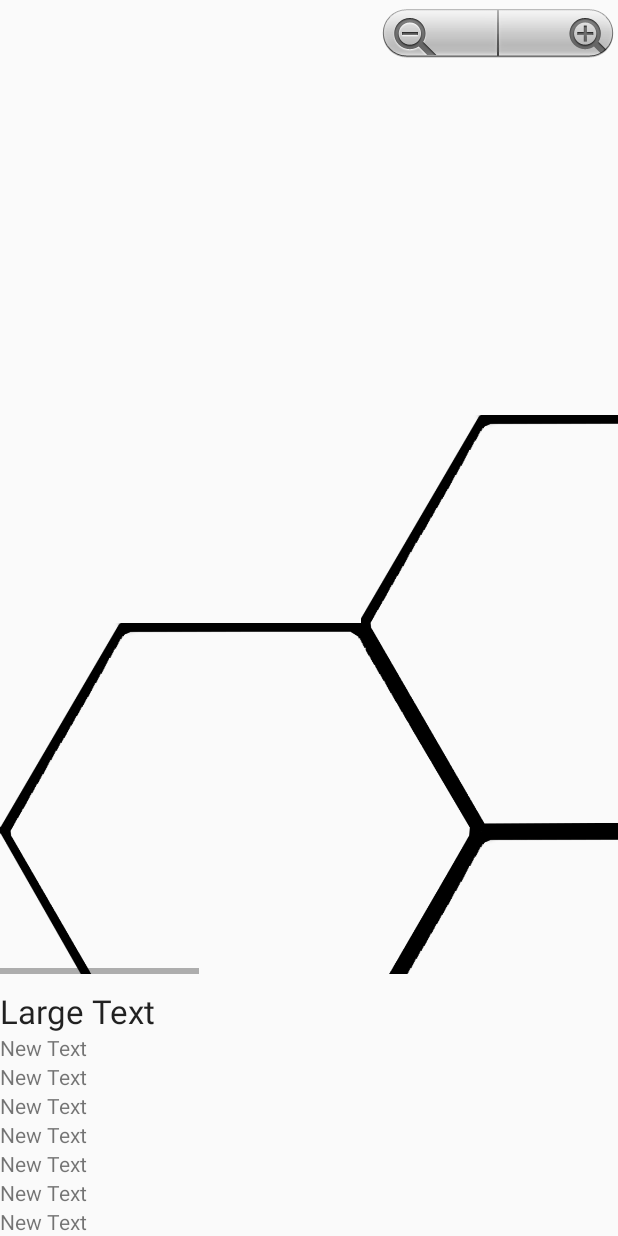
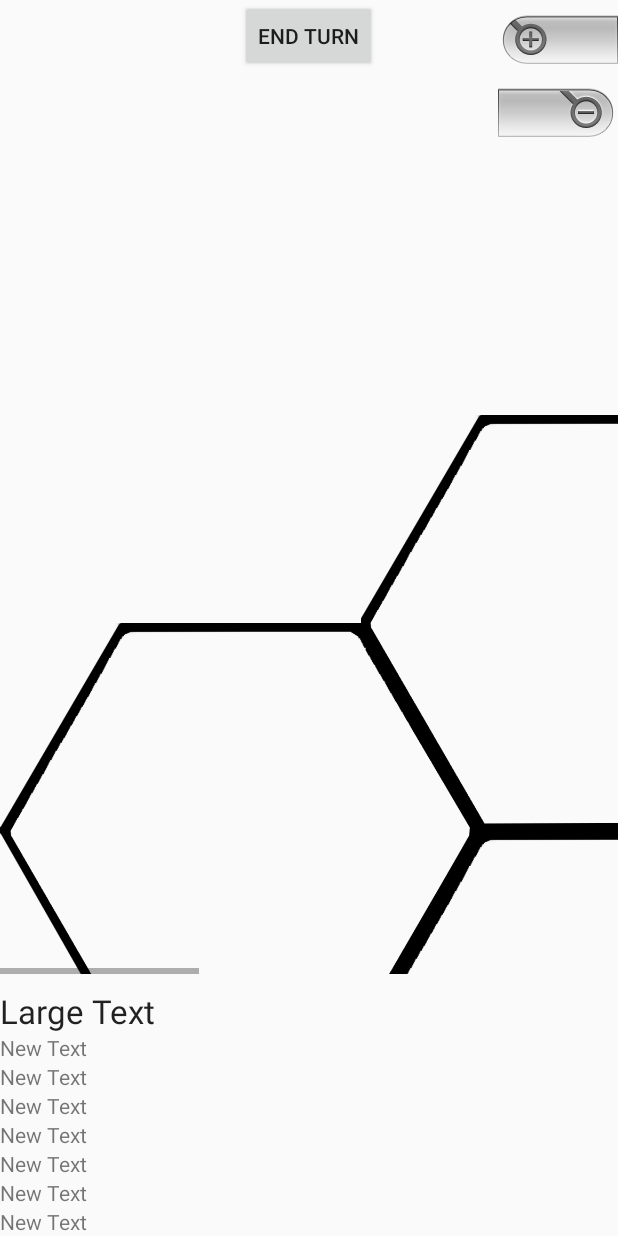
Before and after one commit to kodomazer/SpaceGame, an Android app: the SpaceGameActivity screen opened directly, with no data from a screen before it, on a phone screen of 412 x 824 dp. Run offline under Robolectric (Android 15) with nearby library versions, the phone set to English and light mode, and no system bars.

Commit message:
One commit away from being "finished" Need to make the unit buttons appear at the right index.
I'll pick up development again after finals are over.

TODO:
UI Feedback (bare minimum so far)
Optimizing (Subsections should be rendered more than just at immediately relevant areas)
Construction pods (make cities)
Energy
Possibly making standalone server (would need to make helper classes to send requests over network)

```diff
--- a/spaceagegame/src/main/java/zhaos/spaceagegame/request/helperRequest/UnitMoveRequest.java
+++ b/spaceagegame/src/main/java/zhaos/spaceagegame/request/helperRequest/UnitMoveRequest.java
@@ -12,6 +12,7 @@ public class UnitMoveRequest extends SubsectionInfoBase{
 
     public UnitMoveRequest(RequestCallback callback) {
         super(callback);
+        id = -1;
     }
 
     public void setId(int id){
--- a/spaceagegame/src/main/java/zhaos/spaceagegame/spaceGame/LocalGame.java
+++ b/spaceagegame/src/main/java/zhaos/spaceagegame/spaceGame/LocalGame.java
@@ -73,6 +73,10 @@ public class LocalGame extends AsyncTask<Void,Void,Void> {
         Movement into a subsection with enemies executes combat
      */
     private GamePhase gamePhase;
+
+    public boolean running() {
+        return running;
+    }
 
     private enum GamePhase {
         uninitialized,
--- a/spaceagegame/src/main/java/zhaos/spaceagegame/spaceGame/entity/SpaceStation.java
+++ b/spaceagegame/src/main/java/zhaos/spaceagegame/spaceGame/entity/SpaceStation.java
@@ -65,7 +65,7 @@ public class SpaceStation extends Entity{
 
     @Override
     public void getDice(@NonNull int[] dice) {
-        dice[0] = 1*getLevel();
+        dice[0] = getLevel();
         dice[1] = 12;
     }
 
--- a/spaceagegame/src/main/java/zhaos/spaceagegame/ui/GameUIManager.java
+++ b/spaceagegame/src/main/java/zhaos/spaceagegame/ui/GameUIManager.java
@@ -5,6 +5,7 @@ import android.os.Bundle;
 import android.os.Handler;
 import android.view.MotionEvent;
 import android.view.View;
+import android.widget.Button;
 import android.widget.FrameLayout;
 import android.widget.LinearLayout;
 import android.widget.RelativeLayout;
@@ -15,14 +16,15 @@ import java.util.HashMap;
 import java.util.Map;
 
 import zhaos.spaceagegame.R;
+import zhaos.spaceagegame.request.MyBundle;
+import zhaos.spaceagegame.request.Request;
+import zhaos.spaceagegame.request.RequestConstants;
+import zhaos.spaceagegame.request.helperRequest.EndTurnRequest;
 import zhaos.spaceagegame.request.helperRequest.HexInfoRequest;
 import zhaos.spaceagegame.request.helperRequest.SubsectionInfoBase;
 import zhaos.spaceagegame.request.helperRequest.SubsectionInfoRequest;
 import zhaos.spaceagegame.spaceGame.LocalGame;
 import zhaos.spaceagegame.spaceGame.map.HexTile;
-import zhaos.spaceagegame.request.MyBundle;
-import zhaos.spaceagegame.request.Request;
-import zhaos.spaceagegame.request.RequestConstants;
 import zhaos.spaceagegame.ui.textInfoView.SubsectionInfoWrapper;
 import zhaos.spaceagegame.util.FloatPoint;
 import zhaos.spaceagegame.util.HHexDirection;
@@ -76,13 +78,13 @@ public class GameUIManager implements Runnable {
 
         //initialize infoText array
         infoText = new TextView[7];
-        infoText[0]=(TextView) parent.findViewById(R.id.Center);
-        infoText[1]=(TextView) parent.findViewById(R.id.Top);
-        infoText[2]=(TextView) parent.findViewById(R.id.TopRight);
-        infoText[3]=(TextView) parent.findViewById(R.id.BottomRight);
-        infoText[4]=(TextView) parent.findViewById(R.id.Bottom);
-        infoText[5]=(TextView) parent.findViewById(R.id.BottomLeft);
-        infoText[6]=(TextView) parent.findViewById(R.id.TopLeft);
+        infoText[6]=(TextView) parent.findViewById(R.id.Center);
+        infoText[0]=(TextView) parent.findViewById(R.id.Top);
+        infoText[1]=(TextView) parent.findViewById(R.id.TopRight);
+        infoText[2]=(TextView) parent.findViewById(R.id.BottomRight);
+        infoText[3]=(TextView) parent.findViewById(R.id.Bottom);
+        infoText[4]=(TextView) parent.findViewById(R.id.BottomLeft);
+        infoText[5]=(TextView) parent.findViewById(R.id.TopLeft);
 
         //initialize text info
         infoFrame = (FrameLayout)parent.findViewById(R.id.InfoView);
@@ -91,6 +93,19 @@ public class GameUIManager implements Runnable {
 
         subsectionInfo.setParent(this);
 
+        Button endTurn = (Button) parent.findViewById(R.id.end_turn);
+        endTurn.setOnClickListener(new View.OnClickListener() {
+            @Override
+            public void onClick(View v) {
+                EndTurnRequest request = new EndTurnRequest(new Request.RequestCallback(){
+                    @Override
+                    public void onComplete(MyBundle info) {
+                        //possibly put in a request to refresh view in here
+                    }
+                });
+                game.sendRequest(request);
+            }
+        });
 
         selectingSubsection = null;
 
@@ -110,11 +125,12 @@ public class GameUIManager implements Runnable {
         game.setHandler(mainHandler);
         Bundle extras = parent.getIntent().getExtras();
 
-        //Set Game options
-        game.setRadius(extras.getInt("EXTRA_BOARD_SIZE",5));
-        game.setTeamCount(extras.getInt("EXTRA_TEAM_COUNT",3));
-        game.execute();
-
+        if(!game.running()) {
+            //Set Game options
+            game.setRadius(extras.getInt("EXTRA_BOARD_SIZE", 5));
+            game.setTeamCount(extras.getInt("EXTRA_TEAM_COUNT", 3));
+            game.execute();
+        }
         buildGameView();
     }
 
--- a/spaceagegame/src/main/java/zhaos/spaceagegame/ui/SpaceGameActivity.java
+++ b/spaceagegame/src/main/java/zhaos/spaceagegame/ui/SpaceGameActivity.java
@@ -21,6 +21,8 @@ public class SpaceGameActivity extends Activity{
     private String TAG = "GameActivity";
     //false if testing new code
     private boolean old = true;
+
+
 
     FloatPoint densityPixel; //each unit is worth one inch on the screen
     GameUIManager gameHandler;
--- a/spaceagegame/src/main/res/layout/agregate_game_screen.xml
+++ b/spaceagegame/src/main/res/layout/agregate_game_screen.xml
@@ -30,8 +30,18 @@
             android:layout_width="wrap_content"
             android:layout_height="wrap_content"
             android:id="@+id/zoomControls"
+            android:layout_alignParentEnd="true"
             android:layout_alignParentTop="true"
-            android:layout_alignParentEnd="true" />
+            android:orientation="vertical"
+            android:rotation="180" />
+
+        <Button
+            android:text="End Turn"
+            android:layout_width="wrap_content"
+            android:layout_height="wrap_content"
+            android:id="@+id/end_turn"
+            android:layout_alignParentTop="true"
+            android:layout_centerHorizontal="true" />
 
     </RelativeLayout>
 
```
Also changed, not shown: spaceagegame/src/main/java/zhaos/spaceagegame/request/helperRequest/EndTurnRequest.java (added, +19 -0 lines), spaceagegame/src/main/java/zhaos/spaceagegame/request/helperRequest/UnitAttackRequest.java (+8 -1 lines), spaceagegame/src/main/java/zhaos/spaceagegame/spaceGame/entity/Entity.java (+1 -7 lines), spaceagegame/src/main/java/zhaos/spaceagegame/spaceGame/entity/EntityHandler.java (+48 -3 lines), spaceagegame/src/main/java/zhaos/spaceagegame/spaceGame/map/Subsection.java (+19 -39 lines), spaceagegame/src/main/java/zhaos/spaceagegame/ui/textInfoView/UnitInfoWrapper.java (+8 -14 lines).
